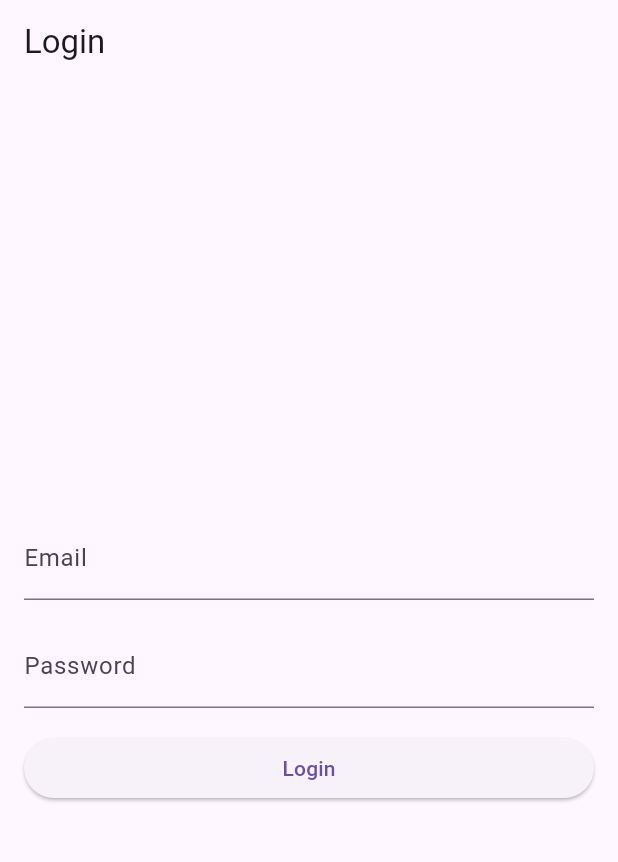
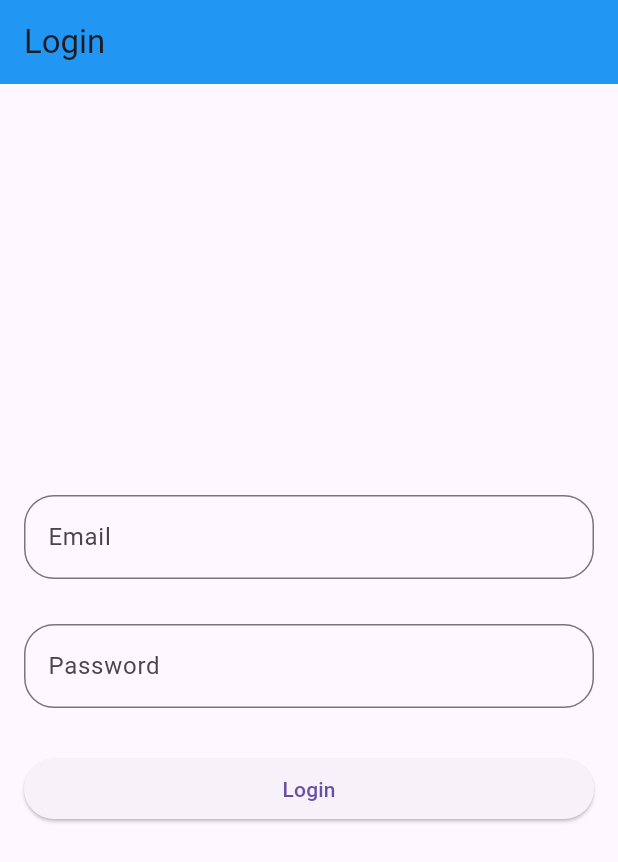
Before and after one commit to Kacueto/proyectomovil, a Flutter app: the screen it shows after launch, on a phone screen of 412 x 824 dp. Shown: the top 862 px of the screen. Run offline on Flutter 3.47's test engine with Material 3 defaults, Android fonts, the phone set to English and light mode, and no system bars; our stand-ins replace get.

Commit message:
complete los archivos para arquitectura limpia agregue funcionalidades a la pantalla de loginscreen y cree un widget para los campos de texto reutilizable

```diff
--- a/lib/Ui/loginscreen.dart
+++ b/lib/Ui/loginscreen.dart
@@ -1,44 +1,53 @@
 import 'package:flutter/material.dart';
 import 'package:get/get.dart';
-import 'package:proyectomoil/Ui/pages.dart';
-
+import 'package:proyectomoil/ui/pages.dart';
+import 'package:proyectomoil/widgets/custom_input_field.dart';
 class LoginScreen extends StatelessWidget {
   const LoginScreen({Key? key}) : super(key: key);
 
   @override
   Widget build(BuildContext context) {
+    final GlobalKey<FormState> formKey = GlobalKey<FormState>();
+    final Map<String, String> formvalues = {
+      'email': '',
+      'password': '',
+    };
     return Scaffold(
       appBar: AppBar(
         title: const Text('Login'),
+        backgroundColor: Colors.blue,
       ),
       body: Padding(
         padding: const EdgeInsets.all(16.0),
+        child: Form(
+          key: formKey,
           child: Column(
             crossAxisAlignment: CrossAxisAlignment.stretch,
             mainAxisAlignment: MainAxisAlignment.center,
             children: [
-            const TextField(
-              decoration: InputDecoration(
-                labelText: 'Email',
-              ),
-              keyboardType: TextInputType.emailAddress,
-            ),
-            const SizedBox(height: 16.0),
-            const TextField(
-              decoration: InputDecoration(
-                labelText: 'Password',
-              ),
-              obscureText: true,
-            ),
-            const SizedBox(height: 16.0),
+               CustomInputField(labelText: 'Email', formProperty: 'email', keyboardType: TextInputType.emailAddress,formValues: formvalues,),
+              const SizedBox(height: 30.0),
+               CustomInputField(labelText: 'Password',formProperty: 'password',obscureText: true, formValues: formvalues,),
+              const SizedBox(height: 30.0),
               ElevatedButton(
                 //onPressed: () => Get.off(Us()),
-               onPressed: () => Get.off(Uc()),
+                onPressed: () {
+                  FocusScope.of(context).requestFocus(FocusNode());
+                  if (!formKey.currentState!.validate()) {
+                    return;
+                  }
+                  if (formvalues['email'] == 'a@a.com' && formvalues['password'] == '123456') {
+                    Get.off(uc());
+                  } else {
+                    Get.off(us());
+                  }
+                },
                 child: const Text('Login'),
               ),
             ],
           ),
         ),
+      ),
     );
   }
 }
--- a/lib/Ui/my_app.dart
+++ b/lib/Ui/my_app.dart
@@ -1,6 +1,6 @@
 import 'package:flutter/material.dart';
 import 'package:get/get.dart';
-import 'package:proyectomoil/Ui/pages.dart';
+import 'package:proyectomoil/ui/pages.dart';
 
 class MyApp extends StatelessWidget {
   const MyApp({Key? key}) : super(key: key);
@@ -17,7 +17,7 @@ class MyApp extends StatelessWidget {
         initialRoute: '/LoginScreen',
         getPages:
         [GetPage(name: '/LoginScreen', page: () => const LoginScreen()),
-        GetPage(name: '/Uc', page: () => const Uc()),
-        GetPage(name: '/Us', page: () =>  Us())],);
+        GetPage(name: '/uc', page: () => const uc()),
+        GetPage(name: '/us', page: () =>  us())],);
   }
 }
--- a/lib/Ui/pages.dart
+++ b/lib/Ui/pages.dart
@@ -1,4 +1,4 @@
 
-export 'package:proyectomoil/Ui/loginscreen.dart';
-export 'package:proyectomoil/Ui/pages/pages_uc/uc.dart';
-export 'package:proyectomoil/Ui/pages/pages_us/us.dart';
+export 'package:proyectomoil/ui/loginscreen.dart';
+export 'package:proyectomoil/ui/pages/pages_uc/uc.dart';
+export 'package:proyectomoil/ui/pages/pages_us/us.dart';
--- a/lib/main.dart
+++ b/lib/main.dart
@@ -1,5 +1,5 @@
 import 'package:flutter/material.dart';
-import 'Ui/my_app.dart';
+import 'ui/my_app.dart';
 
 void main() {
   runApp(const MyApp());
--- /dev/null
+++ b/lib/widgets/custom_input_field.dart
@@ -0,0 +1,60 @@
+import 'package:flutter/material.dart';
+import 'package:get/get.dart';
+
+
+class CustomInputField extends StatelessWidget {
+  final String? hintText;
+  final String? labelText;
+  final String? helperText;
+  final IconData? icon;
+  final IconData? suffixIcon;
+  final TextInputType? keyboardType;
+  final bool? obscureText;
+  final String formProperty;
+  final Map<String, String> formValues;
+
+
+
+
+  const CustomInputField({
+    Key? key,
+    this.hintText,
+    this.labelText,
+    this.helperText,
+    this.icon,
+    this.suffixIcon,
+    required this.formProperty,
+    required this.formValues, this.keyboardType, this.obscureText,
+  }) : super(key: key);
+
+
+  @override
+  Widget build(BuildContext context) {
+    return TextFormField(
+      autofocus: false,
+      initialValue: '',
+      textCapitalization: TextCapitalization.words,
+      keyboardType:  keyboardType,
+      obscureText: obscureText ?? false,
+      onChanged: (value) => formValues[formProperty] = value,
+      validator: (value) {
+        if (value!.isEmpty) {
+          return 'Please enter some text';
+        }
+        return null;
+
+      },
+      autovalidateMode: AutovalidateMode.onUserInteraction,
+      decoration: InputDecoration(
+        hintText: hintText,
+        labelText: labelText,
+        helperText: helperText,
+        suffixIcon: suffixIcon == null ? null : Icon(suffixIcon),
+        icon: icon == null ? null : Icon(icon),
+        border: OutlineInputBorder(
+          borderRadius: BorderRadius.circular(20),
+        ),
+      ),
+    );
+  }
+}
--- /dev/null
+++ b/lib/widgets/widgets.dart
@@ -0,0 +1 @@
+export 'package:proyectomoil/widgets/custom_input_field.dart';
```
Also changed, not shown: lib/Ui/pages/pages_uc/uc.dart (+4 -4 lines), lib/Ui/pages/pages_us/us.dart (+6 -6 lines). Lines whose indentation alone changed are shown as unchanged.
